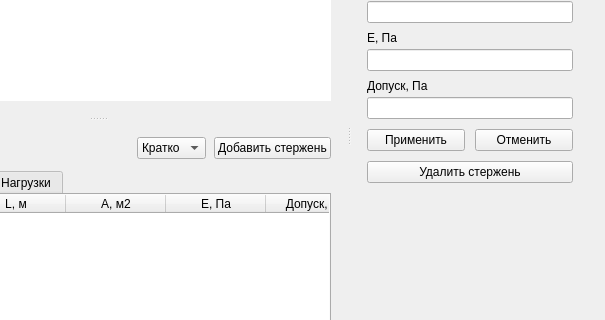
Old version of the form src/sapr/resources/forms/preprocessor.ui in the repository usatopolosato/sapr-bar; both pictures show x 168 to 773 and y 207 to 527 of the 773 by 624 pixel window.
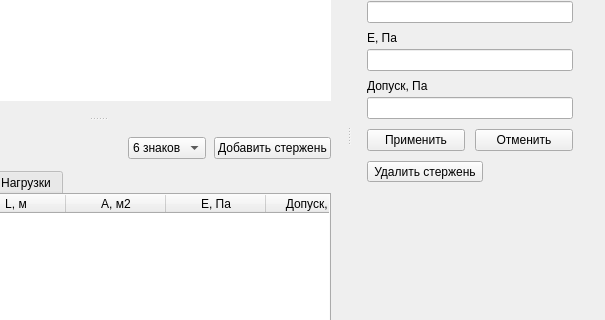
New version of the form.

Patch:
```diff
--- a/src/sapr/resources/forms/preprocessor.ui
+++ b/src/sapr/resources/forms/preprocessor.ui
@@ -306,7 +306,7 @@
            <item>
             <widget class="QComboBox" name="numberFormatCombo">
              <property name="currentIndex">
-              <number>1</number>
+              <number>2</number>
              </property>
              <item>
               <property name="text">
@@ -318,6 +318,7 @@
                <string>Кратко</string>
               </property>
              </item>
+             <item><property name="text"><string>6 знаков</string></property></item>
             </widget>
            </item>
            <item>
@@ -832,7 +833,7 @@
             </layout>
            </item>
            <item>
-            <widget class="QPushButton" name="removeBarButton">
+            <widget class="QToolButton" name="removeBarButton">
              <property name="text">
               <string>Удалить стержень</string>
              </property>
```
